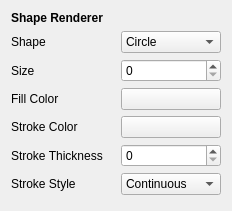
The window that DockTest/shaperendererwidget.ui (0000duck/Qt-Engine) describes before a commit, drawn with Qt 5.
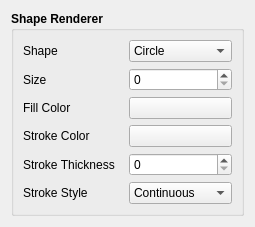
The same window after the commit.

```diff
--- a/DockTest/shaperendererwidget.ui
+++ b/DockTest/shaperendererwidget.ui
@@ -6,8 +6,8 @@
    <rect>
     <x>0</x>
     <y>0</y>
-    <width>232</width>
-    <height>211</height>
+    <width>255</width>
+    <height>225</height>
    </rect>
   </property>
   <property name="windowTitle">
@@ -15,18 +15,17 @@
   </property>
   <layout class="QVBoxLayout" name="verticalLayout">
    <item>
-    <widget class="QLabel" name="label_7">
+    <widget class="QGroupBox" name="groupBox">
      <property name="font">
       <font>
        <weight>75</weight>
        <bold>true</bold>
       </font>
      </property>
-     <property name="text">
+     <property name="title">
       <string>Shape Renderer</string>
      </property>
-    </widget>
-   </item>
+     <layout class="QVBoxLayout" name="verticalLayout_2">
    <item>
     <layout class="QHBoxLayout" name="horizontalLayout">
      <item>
@@ -43,28 +42,21 @@
          <height>0</height>
         </size>
        </property>
+          <property name="font">
+           <font>
+            <weight>50</weight>
+            <bold>false</bold>
+           </font>
+          </property>
        <property name="text">
         <string>Shape</string>
        </property>
       </widget>
      </item>
-     <item>
-      <spacer name="horizontalSpacer">
-       <property name="orientation">
-        <enum>Qt::Horizontal</enum>
-       </property>
-       <property name="sizeHint" stdset="0">
-        <size>
-         <width>40</width>
-         <height>20</height>
-        </size>
-       </property>
-      </spacer>
-     </item>
      <item>
       <widget class="QComboBox" name="comboBox">
        <property name="sizePolicy">
-        <sizepolicy hsizetype="Fixed" vsizetype="Fixed">
+           <sizepolicy hsizetype="Expanding" vsizetype="Fixed">
          <horstretch>0</horstretch>
          <verstretch>0</verstretch>
         </sizepolicy>
@@ -75,6 +67,12 @@
          <height>0</height>
         </size>
        </property>
+          <property name="font">
+           <font>
+            <weight>50</weight>
+            <bold>false</bold>
+           </font>
+          </property>
        <item>
         <property name="text">
          <string>Circle</string>
@@ -110,28 +108,21 @@
          <height>0</height>
         </size>
        </property>
+          <property name="font">
+           <font>
+            <weight>50</weight>
+            <bold>false</bold>
+           </font>
+          </property>
        <property name="text">
         <string>Size</string>
        </property>
       </widget>
      </item>
      <item>
-      <spacer name="horizontalSpacer_2">
-       <property name="orientation">
-        <enum>Qt::Horizontal</enum>
-       </property>
-       <property name="sizeHint" stdset="0">
-        <size>
-         <width>40</width>
-         <height>20</height>
-        </size>
-       </property>
-      </spacer>
-     </item>
-     <item>
-      <widget class="QSpinBox" name="spinBox">
+         <widget class="QSpinBox" name="size">
        <property name="sizePolicy">
-        <sizepolicy hsizetype="Fixed" vsizetype="Fixed">
+           <sizepolicy hsizetype="Expanding" vsizetype="Fixed">
          <horstretch>0</horstretch>
          <verstretch>0</verstretch>
         </sizepolicy>
@@ -142,6 +133,12 @@
          <height>0</height>
         </size>
        </property>
+          <property name="font">
+           <font>
+            <weight>50</weight>
+            <bold>false</bold>
+           </font>
+          </property>
       </widget>
      </item>
     </layout>
@@ -162,28 +159,21 @@
          <height>0</height>
         </size>
        </property>
+          <property name="font">
+           <font>
+            <weight>50</weight>
+            <bold>false</bold>
+           </font>
+          </property>
        <property name="text">
         <string>Fill Color</string>
        </property>
       </widget>
      </item>
      <item>
-      <spacer name="horizontalSpacer_3">
-       <property name="orientation">
-        <enum>Qt::Horizontal</enum>
-       </property>
-       <property name="sizeHint" stdset="0">
-        <size>
-         <width>40</width>
-         <height>20</height>
-        </size>
-       </property>
-      </spacer>
-     </item>
-     <item>
-      <widget class="QPushButton" name="pushButton">
+         <widget class="QPushButton" name="fillButton">
        <property name="sizePolicy">
-        <sizepolicy hsizetype="Fixed" vsizetype="Fixed">
+           <sizepolicy hsizetype="Expanding" vsizetype="Fixed">
          <horstretch>0</horstretch>
          <verstretch>0</verstretch>
         </sizepolicy>
@@ -217,28 +207,21 @@
          <height>0</height>
         </size>
        </property>
+          <property name="font">
+           <font>
+            <weight>50</weight>
+            <bold>false</bold>
+           </font>
+          </property>
        <property name="text">
         <string>Stroke Color</string>
        </property>
       </widget>
      </item>
      <item>
-      <spacer name="horizontalSpacer_4">
-       <property name="orientation">
-        <enum>Qt::Horizontal</enum>
-       </property>
-       <property name="sizeHint" stdset="0">
-        <size>
-         <width>40</width>
-         <height>20</height>
-        </size>
-       </property>
-      </spacer>
-     </item>
-     <item>
-      <widget class="QPushButton" name="pushButton_2">
+         <widget class="QPushButton" name="strokeButton">
        <property name="sizePolicy">
-        <sizepolicy hsizetype="Fixed" vsizetype="Fixed">
+           <sizepolicy hsizetype="Expanding" vsizetype="Fixed">
          <horstretch>0</horstretch>
          <verstretch>0</verstretch>
         </sizepolicy>
@@ -272,28 +255,21 @@
          <height>0</height>
         </size>
        </property>
+          <property name="font">
+           <font>
+            <weight>50</weight>
+            <bold>false</bold>
+           </font>
+          </property>
        <property name="text">
         <string>Stroke Thickness</string>
        </property>
       </widget>
      </item>
      <item>
-      <spacer name="horizontalSpacer_5">
-       <property name="orientation">
-        <enum>Qt::Horizontal</enum>
-       </property>
-       <property name="sizeHint" stdset="0">
-        <size>
-         <width>40</width>
-         <height>20</height>
-        </size>
-       </property>
-      </spacer>
-     </item>
-     <item>
-      <widget class="QSpinBox" name="spinBox_2">
+         <widget class="QSpinBox" name="strokeThickness">
        <property name="sizePolicy">
-        <sizepolicy hsizetype="Fixed" vsizetype="Fixed">
+           <sizepolicy hsizetype="Expanding" vsizetype="Fixed">
          <horstretch>0</horstretch>
          <verstretch>0</verstretch>
         </sizepolicy>
@@ -304,6 +280,12 @@
          <height>0</height>
         </size>
        </property>
+          <property name="font">
+           <font>
+            <weight>50</weight>
+            <bold>false</bold>
+           </font>
+          </property>
       </widget>
      </item>
     </layout>
@@ -324,28 +306,21 @@
          <height>0</height>
         </size>
        </property>
+          <property name="font">
+           <font>
+            <weight>50</weight>
+            <bold>false</bold>
+           </font>
+          </property>
        <property name="text">
         <string>Stroke Style</string>
        </property>
       </widget>
      </item>
      <item>
-      <spacer name="horizontalSpacer_6">
-       <property name="orientation">
-        <enum>Qt::Horizontal</enum>
-       </property>
-       <property name="sizeHint" stdset="0">
-        <size>
-         <width>40</width>
-         <height>20</height>
-        </size>
-       </property>
-      </spacer>
-     </item>
-     <item>
-      <widget class="QComboBox" name="comboBox_2">
+         <widget class="QComboBox" name="strokeStyle">
        <property name="sizePolicy">
-        <sizepolicy hsizetype="Fixed" vsizetype="Fixed">
+           <sizepolicy hsizetype="Expanding" vsizetype="Fixed">
          <horstretch>0</horstretch>
          <verstretch>0</verstretch>
         </sizepolicy>
@@ -356,6 +331,12 @@
          <height>0</height>
         </size>
        </property>
+          <property name="font">
+           <font>
+            <weight>50</weight>
+            <bold>false</bold>
+           </font>
+          </property>
        <item>
         <property name="text">
          <string>Continuous</string>
@@ -382,6 +363,9 @@
       </size>
      </property>
     </spacer>
+      </item>
+     </layout>
+    </widget>
    </item>
   </layout>
   <action name="actionFillColor">
```
Lines whose indentation alone changed are shown as unchanged.
